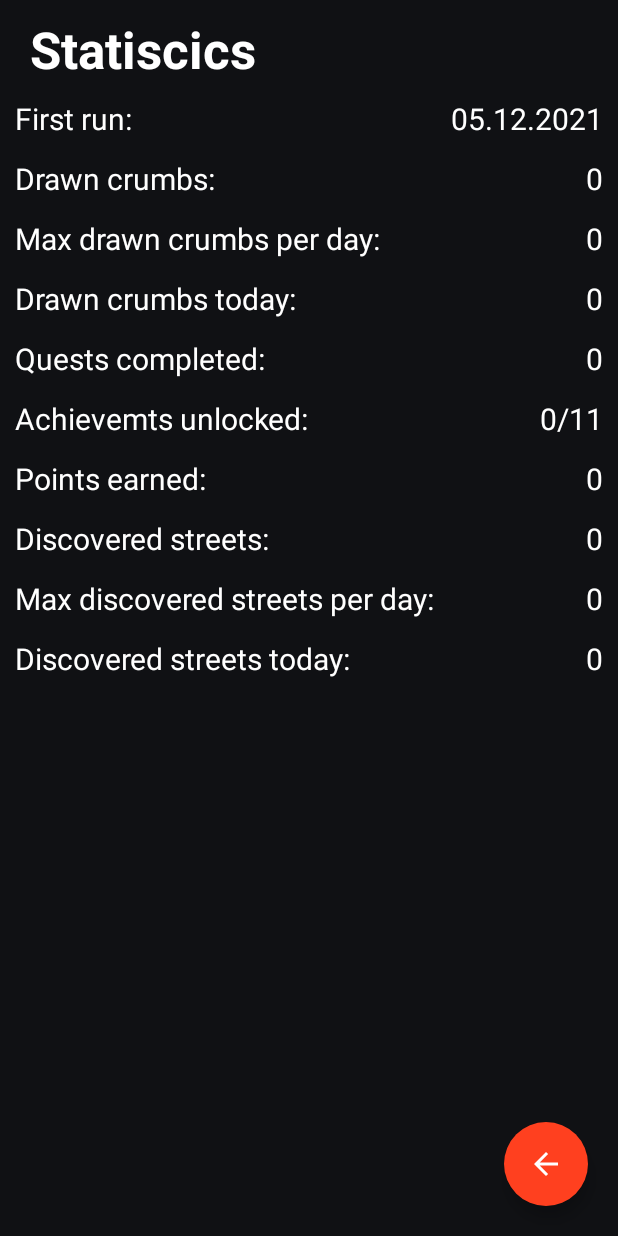
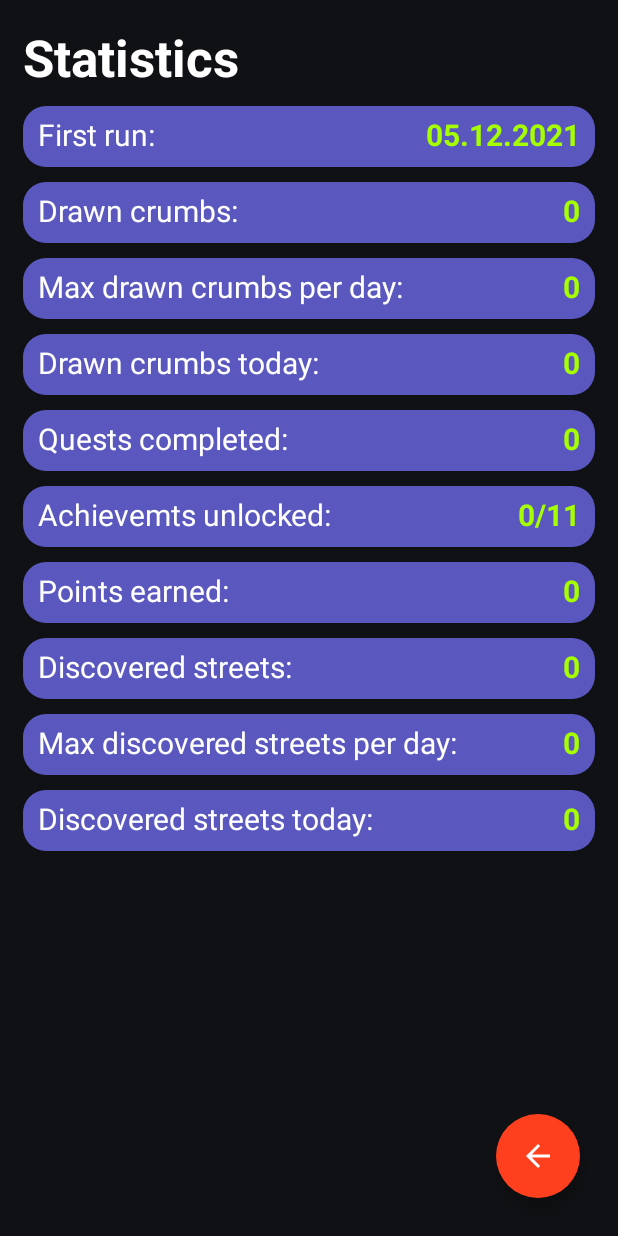
Before and after one commit to janumichal/CrumbMaster, an Android app: the fragment StatisticsFragment placed in its activity, on a phone screen of 412 x 824 dp. Run offline under Robolectric (Android 15) with nearby library versions, the phone set to English and light mode, and no system bars; libraries missing offline, so code that uses them is left out: com.beust.klaxon.

Commit message:
stats typo + design added

```diff
--- a/app/src/main/res/layout/fragment_statistics.xml
+++ b/app/src/main/res/layout/fragment_statistics.xml
@@ -5,15 +5,16 @@
     android:layout_height="match_parent"
     xmlns:app="http://schemas.android.com/apk/res-auto"
     tools:context=".StatisticsFragment"
-    android:background="#101114">
+    android:background="#101114"
+    android:padding="5dp">
 
     <TextView
         android:id="@+id/settings_textview"
         android:layout_width="wrap_content"
         android:layout_height="wrap_content"
-        android:layout_marginStart="20dp"
+        android:layout_marginStart="10dp"
         android:layout_marginTop="10dp"
-        android:text="Statiscics"
+        android:text="Statistics"
         android:textColor="@color/white"
         android:textSize="34sp"
         android:textStyle="bold" />
@@ -21,12 +22,17 @@
     <LinearLayout
         android:id="@+id/created_layout"
         android:layout_width="match_parent"
-        android:layout_height="30dp"
+        android:layout_height="wrap_content"
         android:layout_marginLeft="10dp"
         android:layout_marginRight="10dp"
         android:layout_below="@+id/settings_textview"
         android:layout_marginTop="10dp"
-        android:orientation="horizontal">
+        android:orientation="horizontal"
+        android:paddingStart="10dp"
+        android:paddingEnd="10dp"
+        android:paddingTop="5dp"
+        android:paddingBottom="5dp"
+        android:background="@drawable/achievement_item_detail_background">
 
         <TextView
             android:id="@+id/created_text"
@@ -35,7 +41,8 @@
             android:gravity="left"
             android:text="First run:"
             android:textColor="@color/white"
-            android:textSize="20sp" />
+            android:textSize="20sp"
+            />
 
         <TextView
             android:id="@+id/created_value"
@@ -43,20 +50,26 @@
             android:layout_height="30dp"
             android:text="05.12.2021"
             android:gravity="right"
-            android:textColor="@color/white"
-            android:textSize="20sp" />
+            android:textColor="#A6FF00"
+            android:textSize="20sp"
+            android:textStyle="bold"/>
 
     </LinearLayout>
 
     <LinearLayout
         android:id="@+id/drawn_crumbs"
         android:layout_width="match_parent"
-        android:layout_height="30dp"
+        android:layout_height="wrap_content"
         android:layout_marginLeft="10dp"
         android:layout_marginRight="10dp"
         android:layout_below="@+id/created_layout"
         android:layout_marginTop="10dp"
-        android:orientation="horizontal">
+        android:orientation="horizontal"
+        android:paddingStart="10dp"
+        android:paddingEnd="10dp"
+        android:paddingTop="5dp"
+        android:paddingBottom="5dp"
+        android:background="@drawable/achievement_item_detail_background">
 
         <TextView
             android:id="@+id/drawn_crumbs_text"
@@ -74,8 +87,9 @@
             android:layout_height="30dp"
             android:text="45245"
             android:gravity="right"
-            android:textColor="@color/white"
+            android:textColor="#A6FF00"
             android:textSize="20sp"
+            android:textStyle="bold"
              />
 
     </LinearLayout>
@@ -83,12 +97,17 @@
     <LinearLayout
         android:id="@+id/drawn_crumbs_per_day"
         android:layout_width="match_parent"
-        android:layout_height="30dp"
+        android:layout_height="wrap_content"
         android:layout_marginLeft="10dp"
         android:layout_marginRight="10dp"
         android:layout_below="@+id/drawn_crumbs"
         android:layout_marginTop="10dp"
-        android:orientation="horizontal">
+        android:orientation="horizontal"
+        android:paddingStart="10dp"
+        android:paddingEnd="10dp"
+        android:paddingTop="5dp"
+        android:paddingBottom="5dp"
+        android:background="@drawable/achievement_item_detail_background">
 
         <TextView
             android:id="@+id/drawn_crumbs_per_day_text"
@@ -106,8 +125,9 @@
             android:layout_height="30dp"
             android:text="45245"
             android:gravity="right"
-            android:textColor="@color/white"
+            android:textColor="#A6FF00"
             android:textSize="20sp"
+            android:textStyle="bold"
             />
 
     </LinearLayout>
@@ -115,12 +135,17 @@
     <LinearLayout
         android:id="@+id/drawn_crumbs_today"
         android:layout_width="match_parent"
-        android:layout_height="30dp"
+        android:layout_height="wrap_content"
         android:layout_marginLeft="10dp"
         android:layout_marginRight="10dp"
         android:layout_below="@+id/drawn_crumbs_per_day"
         android:layout_marginTop="10dp"
-        android:orientation="horizontal">
+        android:orientation="horizontal"
+        android:paddingStart="10dp"
+        android:paddingEnd="10dp"
+        android:paddingTop="5dp"
+        android:paddingBottom="5dp"
+        android:background="@drawable/achievement_item_detail_background">
 
         <TextView
             android:id="@+id/drawn_crumbs_today_text"
@@ -138,8 +163,9 @@
             android:layout_height="30dp"
             android:text="45245"
             android:gravity="right"
-            android:textColor="@color/white"
+            android:textColor="#A6FF00"
             android:textSize="20sp"
+            android:textStyle="bold"
             />
 
     </LinearLayout>
@@ -147,12 +173,17 @@
     <LinearLayout
         android:id="@+id/quest"
         android:layout_width="match_parent"
-        android:layout_height="30dp"
+        android:layout_height="wrap_content"
         android:layout_marginLeft="10dp"
         android:layout_marginRight="10dp"
         android:layout_below="@+id/drawn_crumbs_today"
         android:layout_marginTop="10dp"
-        android:orientation="horizontal">
+        android:orientation="horizontal"
+        android:paddingStart="10dp"
+        android:paddingEnd="10dp"
+        android:paddingTop="5dp"
+        android:paddingBottom="5dp"
+        android:background="@drawable/achievement_item_detail_background">
 
         <TextView
             android:id="@+id/quest_text"
@@ -170,20 +201,26 @@
             android:layout_height="30dp"
             android:text="42"
             android:gravity="right"
-            android:textColor="@color/white"
+            android:textColor="#A6FF00"
             android:textSize="20sp"
+            android:textStyle="bold"
              />
 
     </LinearLayout>
     <LinearLayout
         android:id="@+id/achievement"
         android:layout_width="match_parent"
-        android:layout_height="30dp"
+        android:layout_height="wrap_content"
         android:layout_marginLeft="10dp"
         android:layout_marginRight="10dp"
         android:layout_below="@+id/quest"
         android:layout_marginTop="10dp"
-        android:orientation="horizontal">
+        android:orientation="horizontal"
+        android:paddingStart="10dp"
+        android:paddingEnd="10dp"
+        android:paddingTop="5dp"
+        android:paddingBottom="5dp"
+        android:background="@drawable/achievement_item_detail_background">
 
         <TextView
             android:id="@+id/achievement_text"
@@ -201,8 +238,9 @@
             android:layout_height="30dp"
             android:text="5/11"
             android:gravity="right"
-            android:textColor="@color/white"
+            android:textColor="#A6FF00"
             android:textSize="20sp"
+            android:textStyle="bold"
              />
 
     </LinearLayout>
@@ -210,12 +248,17 @@
     <LinearLayout
         android:id="@+id/point"
         android:layout_width="match_parent"
-        android:layout_height="30dp"
+        android:layout_height="wrap_content"
         android:layout_marginLeft="10dp"
         android:layout_marginRight="10dp"
         android:layout_below="@+id/achievement"
         android:layout_marginTop="10dp"
-        android:orientation="horizontal">
+        android:orientation="horizontal"
+        android:paddingStart="10dp"
+        android:paddingEnd="10dp"
+        android:paddingTop="5dp"
+        android:paddingBottom="5dp"
+        android:background="@drawable/achievement_item_detail_background">
 
         <TextView
             android:id="@+id/point_text"
@@ -233,20 +276,26 @@
             android:layout_height="30dp"
             android:text="125"
             android:gravity="right"
-            android:textColor="@color/white"
+            android:textColor="#A6FF00"
             android:textSize="20sp"
+            android:textStyle="bold"
              />
     </LinearLayout>
 
     <LinearLayout
         android:id="@+id/street"
         android:layout_width="match_parent"
-        android:layout_height="30dp"
+        android:layout_height="wrap_content"
         android:layout_marginLeft="10dp"
         android:layout_marginRight="10dp"
         android:layout_below="@+id/point"
         android:layout_marginTop="10dp"
-        android:orientation="horizontal">
+        android:orientation="horizontal"
+        android:paddingStart="10dp"
+        android:paddingEnd="10dp"
+        android:paddingTop="5dp"
+        android:paddingBottom="5dp"
+        android:background="@drawable/achievement_item_detail_background">
 
         <TextView
             android:id="@+id/street_text"
@@ -264,20 +313,26 @@
             android:layout_height="30dp"
             android:text="12"
             android:gravity="right"
-            android:textColor="@color/white"
+            android:textColor="#A6FF00"
             android:textSize="20sp"
+            android:textStyle="bold"
              />
     </LinearLayout>
 
     <LinearLayout
         android:id="@+id/street_per_day"
         android:layout_width="match_parent"
-        android:layout_height="30dp"
+        android:layout_height="wrap_content"
         android:layout_marginLeft="10dp"
         android:layout_marginRight="10dp"
         android:layout_below="@+id/street"
         android:layout_marginTop="10dp"
-        android:orientation="horizontal">
+        android:orientation="horizontal"
+        android:paddingStart="10dp"
+        android:paddingEnd="10dp"
+        android:paddingTop="5dp"
+        android:paddingBottom="5dp"
+        android:background="@drawable/achievement_item_detail_background">
 
         <TextView
             android:id="@+id/street_per_day_text"
@@ -295,20 +350,26 @@
             android:layout_height="30dp"
             android:text="12"
             android:gravity="right"
-            android:textColor="@color/white"
+            android:textColor="#A6FF00"
             android:textSize="20sp"
+            android:textStyle="bold"
             />
     </LinearLayout>
 
     <LinearLayout
         android:id="@+id/street_today"
         android:layout_width="match_parent"
-        android:layout_height="30dp"
+        android:layout_height="wrap_content"
         android:layout_marginLeft="10dp"
         android:layout_marginRight="10dp"
         android:layout_below="@+id/street_per_day"
         android:layout_marginTop="10dp"
-        android:orientation="horizontal">
+        android:orientation="horizontal"
+        android:paddingStart="10dp"
+        android:paddingEnd="10dp"
+        android:paddingTop="5dp"
+        android:paddingBottom="5dp"
+        android:background="@drawable/achievement_item_detail_background">
 
         <TextView
             android:id="@+id/street_today_text"
@@ -326,8 +387,9 @@
             android:layout_height="30dp"
             android:text="12"
             android:gravity="right"
-            android:textColor="@color/white"
+            android:textColor="#A6FF00"
             android:textSize="20sp"
+            android:textStyle="bold"
             />
     </LinearLayout>
 
```
